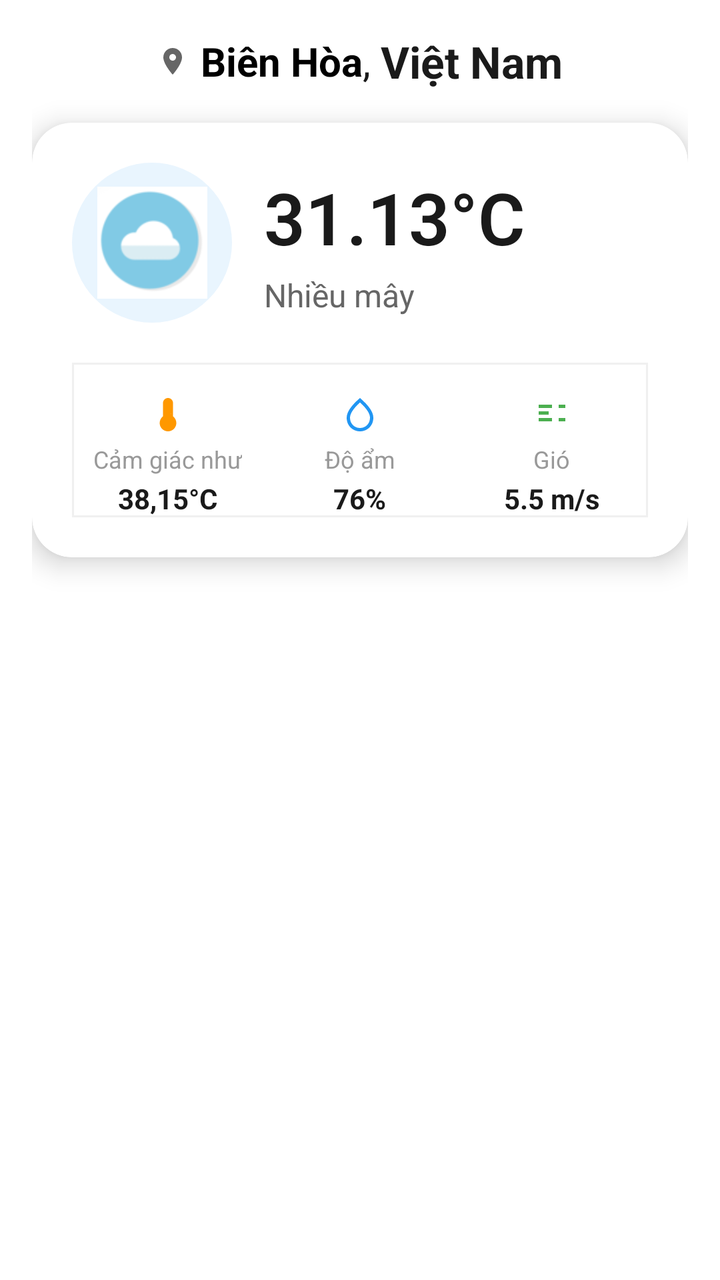
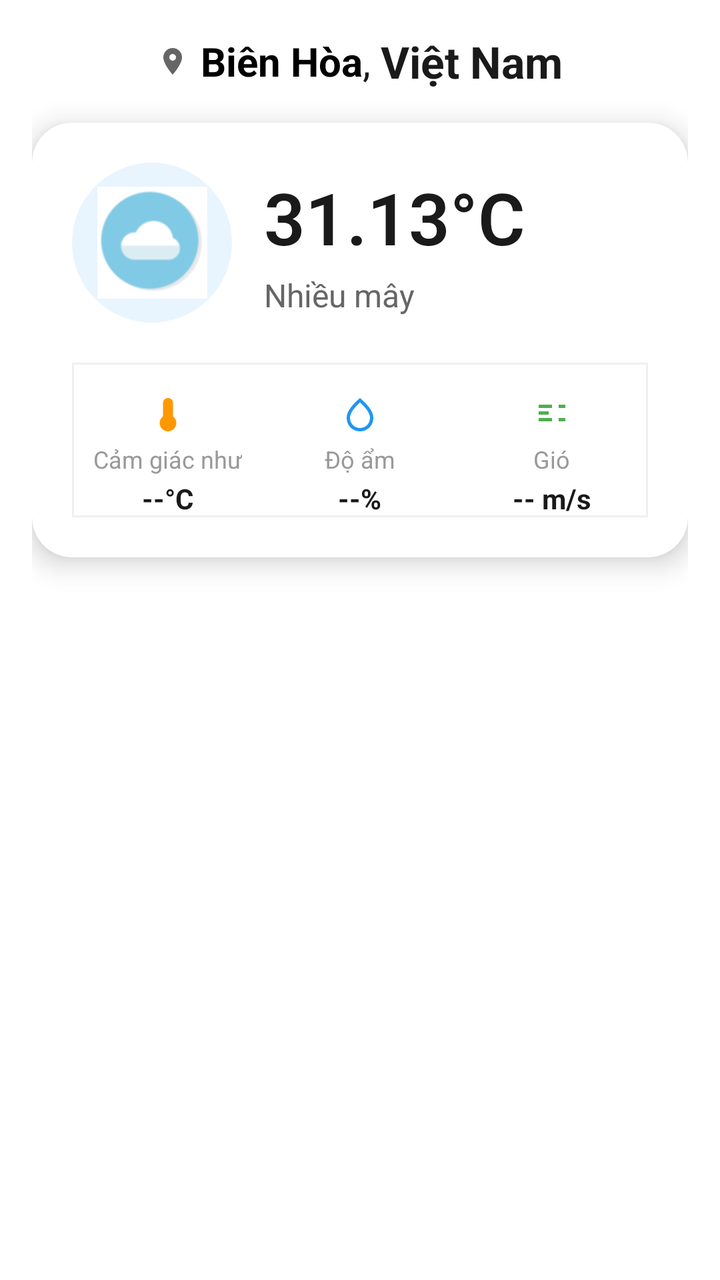

Two renders of the same Android screen: before a commit and after it. Below are the layout's source before the change and the commit's diff.
<!-- AndroidManifest.xml: application theme Theme.WeatherApp -->
<!-- res/layout/card_header.xml -->
<?xml version="1.0" encoding="utf-8"?>
<LinearLayout xmlns:android="http://schemas.android.com/apk/res/android"
    xmlns:app="http://schemas.android.com/apk/res-auto"
    android:layout_width="match_parent"
    android:layout_height="wrap_content"
    android:orientation="vertical"
    android:gravity="center_horizontal"
    android:padding="16dp">

    
    <LinearLayout
        android:layout_width="wrap_content"
        android:layout_height="wrap_content"
        android:orientation="horizontal"
        android:gravity="center_vertical"
        android:layout_marginBottom="8dp"
        android:baselineAligned="false">

        <ImageView
            android:layout_width="16dp"
            android:layout_height="16dp"
            android:src="@drawable/ic_location"
            android:layout_marginEnd="6dp"
            app:tint="#666666"
            android:contentDescription="@string/location_icon" />

        <TextView
            android:id="@+id/tvCityName"
            android:layout_width="wrap_content"
            android:layout_height="wrap_content"
            android:text="Biên Hòa"
            android:textSize="20sp"
            android:textStyle="bold"
            android:textColor="#000000" />

        <TextView
            android:layout_width="wrap_content"
            android:layout_height="wrap_content"
            android:text=", "
            android:textSize="20sp"
            android:textColor="#1A1A1A" />

        <TextView
            android:id="@+id/tvLocation"
            android:layout_width="wrap_content"
            android:layout_height="wrap_content"
            android:text="@string/country_vietnam"
            android:textSize="22sp"
            android:textStyle="bold"
            android:textColor="#1A1A1A" />
    </LinearLayout>

    
    <androidx.cardview.widget.CardView
        android:layout_width="match_parent"
        android:layout_height="wrap_content"
        android:layout_marginTop="8dp"
        app:cardCornerRadius="20dp"
        app:cardElevation="8dp"
        android:backgroundTint="#FFFFFF">

        <LinearLayout
            android:layout_width="match_parent"
            android:layout_height="wrap_content"
            android:orientation="vertical"
            android:padding="20dp"
            android:baselineAligned="false">

            
            <LinearLayout
                android:layout_width="match_parent"
                android:layout_height="wrap_content"
                android:orientation="horizontal"
                android:gravity="center_vertical"
                android:baselineAligned="false">

                
                <FrameLayout
                    android:layout_width="80dp"
                    android:layout_height="80dp"
                    android:layout_marginEnd="16dp">

                    <View
                        android:layout_width="match_parent"
                        android:layout_height="match_parent"
                        android:background="@drawable/bg_weather_icon"
                        android:alpha="0.1" />

                    <ImageView
                        android:id="@+id/ivWeatherIcon"
                        android:layout_width="56dp"
                        android:layout_height="56dp"
                        android:layout_gravity="center"
                        android:src="@drawable/ic_cloud"
                        android:scaleType="centerInside"
                        android:contentDescription="@string/weather_icon" />
                </FrameLayout>

                
                <LinearLayout
                    android:layout_width="0dp"
                    android:layout_weight="1"
                    android:layout_height="wrap_content"
                    android:orientation="vertical"
                    android:baselineAligned="false">

                    <TextView
                        android:id="@+id/tvTemperature"
                        android:layout_width="wrap_content"
                        android:layout_height="wrap_content"
                        android:text="31.13°C"
                        android:textSize="36sp"
                        android:textStyle="bold"
                        android:textColor="#1A1A1A"
                        android:fontFamily="sans-serif-light" />

                    <TextView
                        android:id="@+id/tvDescription"
                        android:layout_width="wrap_content"
                        android:layout_height="wrap_content"
                        android:text="@string/weather_description"
                        android:textSize="16sp"
                        android:textColor="#666666"
                        android:layout_marginTop="4dp"
                        android:textAllCaps="false" />
                </LinearLayout>
            </LinearLayout>

            
            <LinearLayout
                android:layout_width="match_parent"
                android:layout_height="wrap_content"
                android:orientation="horizontal"
                android:layout_marginTop="20dp"
                android:paddingTop="16dp"
                android:background="@drawable/divider_top"
                android:baselineAligned="false">

                
                <LinearLayout
                    android:layout_width="0dp"
                    android:layout_weight="1"
                    android:layout_height="wrap_content"
                    android:orientation="vertical"
                    android:gravity="center"
                    android:baselineAligned="false">

                    <ImageView
                        android:layout_width="20dp"
                        android:layout_height="20dp"
                        android:src="@drawable/ic_thermometer"
                        app:tint="#FF9800"
                        android:layout_marginBottom="4dp"
                        android:contentDescription="@string/feels_like_icon" />

                    <TextView
                        android:layout_width="wrap_content"
                        android:layout_height="wrap_content"
                        android:text="@string/feels_like"
                        android:textSize="12sp"
                        android:textColor="#999999" />

                    <TextView
                        android:layout_width="wrap_content"
                        android:layout_height="wrap_content"
                        android:text="38,15°C"
                        android:textSize="14sp"
                        android:textStyle="bold"
                        android:textColor="#1A1A1A"
                        android:layout_marginTop="2dp" />
                </LinearLayout>

                
                <LinearLayout
                    android:layout_width="0dp"
                    android:layout_weight="1"
                    android:layout_height="wrap_content"
                    android:orientation="vertical"
                    android:gravity="center"
                    android:baselineAligned="false">

                    <ImageView
                        android:layout_width="20dp"
                        android:layout_height="20dp"
                        android:src="@drawable/ic_water_drop"
                        app:tint="#2196F3"
                        android:layout_marginBottom="4dp"
                        android:contentDescription="@string/humidity_icon" />

                    <TextView
                        android:layout_width="wrap_content"
                        android:layout_height="wrap_content"
                        android:text="@string/humidity"
                        android:textSize="12sp"
                        android:textColor="#999999" />

                    <TextView
                        android:layout_width="wrap_content"
                        android:layout_height="wrap_content"
                        android:text="76%"
                        android:textSize="14sp"
                        android:textStyle="bold"
                        android:textColor="#1A1A1A"
                        android:layout_marginTop="2dp" />
                </LinearLayout>

                
                <LinearLayout
                    android:layout_width="0dp"
                    android:layout_weight="1"
                    android:layout_height="wrap_content"
                    android:orientation="vertical"
                    android:gravity="center"
                    android:baselineAligned="false">

                    <ImageView
                        android:layout_width="20dp"
                        android:layout_height="20dp"
                        android:src="@drawable/ic_wind"
                        app:tint="#4CAF50"
                        android:layout_marginBottom="4dp"
                        android:contentDescription="@string/wind_icon" />

                    <TextView
                        android:layout_width="wrap_content"
                        android:layout_height="wrap_content"
                        android:text="@string/wind"
                        android:textSize="12sp"
                        android:textColor="#999999" />

                    <TextView
                        android:layout_width="wrap_content"
                        android:layout_height="wrap_content"
                        android:text="5.5 m/s"
                        android:textSize="14sp"
                        android:textStyle="bold"
                        android:textColor="#1A1A1A"
                        android:layout_marginTop="2dp" />
                </LinearLayout>
            </LinearLayout>
        </LinearLayout>
    </androidx.cardview.widget.CardView>
</LinearLayout>
<!-- resources referenced by this layout -->
<resources>
  <!-- drawable bg_weather_icon (drawable) -->
  <?xml version="1.0" encoding="utf-8"?>
  <shape xmlns:android="http://schemas.android.com/apk/res/android"
      android:shape="oval">
      <solid android:color="#2196F3" />
  </shape>
  <!-- drawable divider_top (drawable) -->
  <?xml version="1.0" encoding="utf-8"?>
  <shape xmlns:android="http://schemas.android.com/apk/res/android">
      <stroke
          android:width="1dp"
          android:color="#F0F0F0" />
  </shape>
  <!-- drawable ic_cloud: png bitmap (drawable, 11520 bytes) -->
  <!-- drawable ic_location (drawable) -->
  <vector xmlns:android="http://schemas.android.com/apk/res/android"
      android:width="24dp"
      android:height="24dp"
      android:viewportWidth="24"
      android:viewportHeight="24">
      <path
          android:fillColor="#666666"
          android:pathData="M12,2C8.13,2 5,5.13 5,9c0,5.25 7,13 7,13s7,-7.75 7,-13C19,5.13 15.87,2 12,2zM12,11.5c-1.38,0 -2.5,-1.12 -2.5,-2.5s1.12,-2.5 2.5,-2.5s2.5,1.12 2.5,2.5S13.38,11.5 12,11.5z"/>
  </vector>
  <!-- drawable ic_thermometer (drawable) -->
  <vector xmlns:android="http://schemas.android.com/apk/res/android"
      android:width="24dp"
      android:height="24dp"
      android:viewportWidth="24"
      android:viewportHeight="24">
      <path
          android:fillColor="#FF9800"
          android:pathData="M15,13V5c0,-1.66 -1.34,-3 -3,-3S9,3.34 9,5v8c-1.21,0.91 -2,2.37 -2,4c0,2.76 2.24,5 5,5s5,-2.24 5,-5C17,15.37 16.21,13.91 15,13zM11,5c0,-0.55 0.45,-1 1,-1s1,0.45 1,1h-1v1h1v1h-1v1h1v3.07c0.33,0.11 0.66,0.25 0.97,0.43C13.22,11.5 13.61,11 14,10.5V5c0,-1.1 -0.9,-2 -2,-2S10,3.9 10,5v5.5c0.39,0.5 0.78,1 1.03,1.5C11.34,11.75 11.67,11.61 12,11.5V5H11z"/>
  </vector>
  <!-- drawable ic_water_drop (drawable) -->
  <vector xmlns:android="http://schemas.android.com/apk/res/android"
      android:width="24dp"
      android:height="24dp"
      android:viewportWidth="24"
      android:viewportHeight="24">
      <path
          android:fillColor="#2196F3"
          android:pathData="M12,2c-5.33,4.55 -8,8.48 -8,11.8c0,4.98 3.8,8.2 8,8.2s8,-3.22 8,-8.2C20,10.48 17.33,6.55 12,2zM12,20c-3.35,0 -6,-2.57 -6,-6.2c0,-2.34 1.95,-5.44 6,-9.14c4.05,3.7 6,6.79 6,9.14C18,17.43 15.35,20 12,20z"/>
  </vector>
  <!-- drawable ic_wind (drawable) -->
  <vector xmlns:android="http://schemas.android.com/apk/res/android"
      android:width="24dp"
      android:height="24dp"
      android:viewportWidth="24"
      android:viewportHeight="24">
      <path
          android:fillColor="#4CAF50"
          android:pathData="M4,10v2h6v-2H4zM4,6v2h8V6H4zM4,14v2h8v-2H4zM16,6v2h4V6H16zM16,14v2h4v-2H16z"/>
  </vector>
  <string name="country_vietnam">Việt Nam</string>
  <string name="feels_like">Cảm giác như</string>
  <string name="feels_like_icon">Biểu tượng cảm giác nhiệt độ</string>
  <string name="humidity">Độ ẩm</string>
  <string name="humidity_icon">Biểu tượng độ ẩm</string>
  <string name="location_icon">Biểu tượng vị trí</string>
  <string name="weather_description">Nhiều mây</string>
  <string name="weather_icon">Biểu tượng thời tiết</string>
  <string name="wind">Gió</string>
  <string name="wind_icon">Biểu tượng gió</string>
  <style name="Theme.WeatherApp" parent="Base.Theme.WeatherApp" />
  <style name="Base.Theme.WeatherApp" parent="Theme.AppCompat.Light.NoActionBar">
          
          <item name="colorPrimary">@color/color_primary</item>
          <item name="colorPrimaryVariant">@color/color_primary_variant</item>
          <item name="colorOnPrimary">@android:color/white</item>
  
          <item name="colorSecondary">@color/color_secondary</item>
          <item name="colorOnSecondary">@android:color/white</item>
  
          
          <item name="android:windowBackground">@color/color_background</item>
          <item name="android:navigationBarColor">@color/color_background</item>
      </style>
  <color name="color_primary">#1E88E5</color>
  <color name="color_primary_variant">#1565C0</color>
  <color name="color_secondary">#E3F2FD</color>
  <color name="color_background">#FFFFFF</color>
</resources>

<!-- the commit's change to res/layout/card_header.xml (unified diff, before → after) -->
@@ -161,9 +161,10 @@
                         android:textColor="#999999" />
 
                     <TextView
-                        android:layout_width="wrap_content"
-                        android:layout_height="wrap_content"
-                        android:text="38,15°C"
+                        android:id="@+id/tvHeaderFeelsLike"
+                        android:layout_width="wrap_content"
+                        android:layout_height="wrap_content"
+                        android:text="--°C"
                         android:textSize="14sp"
                         android:textStyle="bold"
                         android:textColor="#1A1A1A"
@@ -194,10 +195,12 @@
                         android:textSize="12sp"
                         android:textColor="#999999" />
 
-                    <TextView
-                        android:layout_width="wrap_content"
-                        android:layout_height="wrap_content"
-                        android:text="76%"
+                    
+                    <TextView
+                        android:id="@+id/tvHeaderHumidity"
+                        android:layout_width="wrap_content"
+                        android:layout_height="wrap_content"
+                        android:text="--%"
                         android:textSize="14sp"
                         android:textStyle="bold"
                         android:textColor="#1A1A1A"
@@ -228,10 +231,12 @@
                         android:textSize="12sp"
                         android:textColor="#999999" />
 
-                    <TextView
-                        android:layout_width="wrap_content"
-                        android:layout_height="wrap_content"
-                        android:text="5.5 m/s"
+                    
+                    <TextView
+                        android:id="@+id/tvHeaderWind"
+                        android:layout_width="wrap_content"
+                        android:layout_height="wrap_content"
+                        android:text="-- m/s"
                         android:textSize="14sp"
                         android:textStyle="bold"
                         android:textColor="#1A1A1A"
